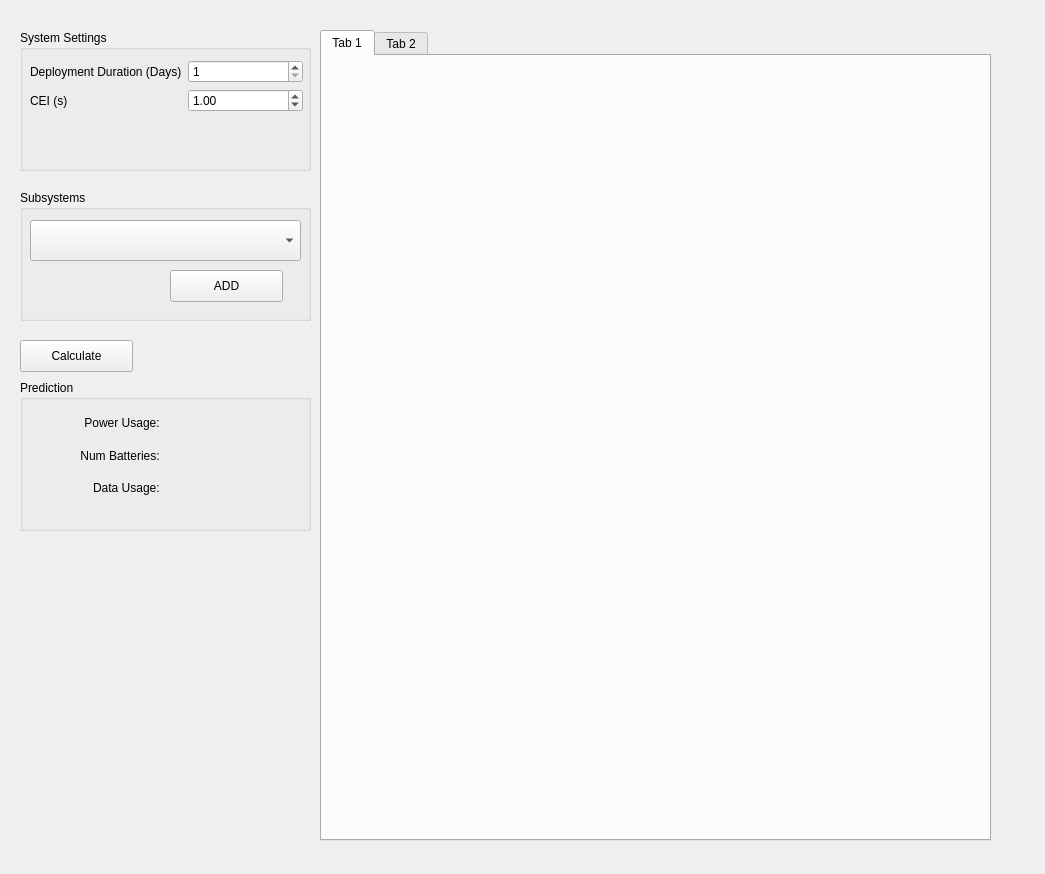
This is Frontend/qt/Predictor/predictor_view.ui in ricorx7/rti_python as Qt 5 draws it before an edit. The edited form follows.
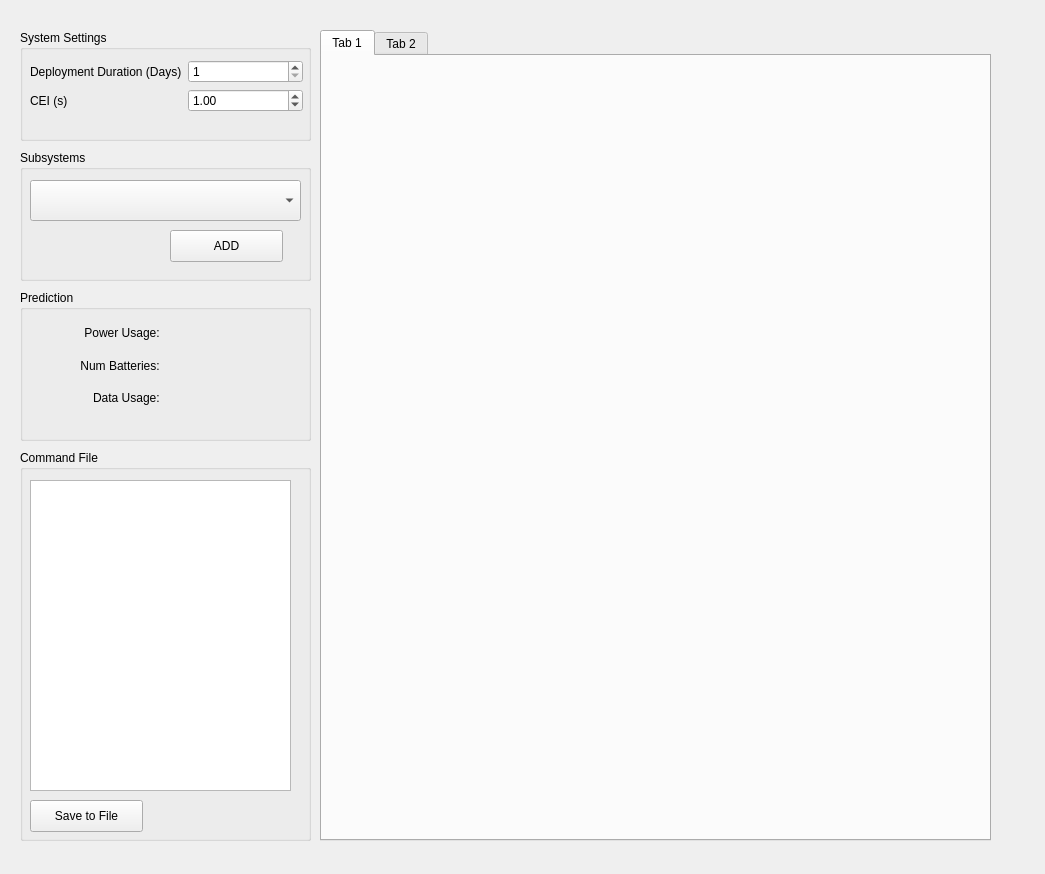
This is the edited form.

Commit message: Finishing predictor GUI

Patch:
```diff
--- a/Frontend/qt/Predictor/predictor_view.ui
+++ b/Frontend/qt/Predictor/predictor_view.ui
@@ -20,7 +20,7 @@
       <x>20</x>
       <y>30</y>
       <width>291</width>
-      <height>141</height>
+      <height>111</height>
      </rect>
     </property>
     <property name="title">
@@ -32,7 +32,7 @@
        <x>10</x>
        <y>30</y>
        <width>273</width>
-       <height>94</height>
+       <height>71</height>
       </rect>
      </property>
      <layout class="QFormLayout" name="formLayout">
@@ -77,7 +77,7 @@
     <property name="geometry">
      <rect>
       <x>20</x>
-      <y>190</y>
+      <y>150</y>
       <width>291</width>
       <height>131</height>
      </rect>
@@ -135,24 +135,11 @@
      </attribute>
     </widget>
    </widget>
-   <widget class="QPushButton" name="calculateButton">
-    <property name="geometry">
-     <rect>
-      <x>20</x>
-      <y>340</y>
-      <width>113</width>
-      <height>32</height>
-     </rect>
-    </property>
-    <property name="text">
-     <string>Calculate</string>
-    </property>
-   </widget>
    <widget class="QGroupBox" name="groupBox_3">
     <property name="geometry">
      <rect>
       <x>20</x>
-      <y>380</y>
+      <y>290</y>
       <width>291</width>
       <height>151</height>
      </rect>
@@ -230,6 +217,42 @@
      </layout>
     </widget>
    </widget>
+   <widget class="QGroupBox" name="groupBox_4">
+    <property name="geometry">
+     <rect>
+      <x>20</x>
+      <y>450</y>
+      <width>291</width>
+      <height>391</height>
+     </rect>
+    </property>
+    <property name="title">
+     <string>Command File</string>
+    </property>
+    <widget class="QTextBrowser" name="commandFileTextBrowser">
+     <property name="geometry">
+      <rect>
+       <x>10</x>
+       <y>30</y>
+       <width>261</width>
+       <height>311</height>
+      </rect>
+     </property>
+    </widget>
+    <widget class="QPushButton" name="saveCommandsButton">
+     <property name="geometry">
+      <rect>
+       <x>10</x>
+       <y>350</y>
+       <width>113</width>
+       <height>32</height>
+      </rect>
+     </property>
+     <property name="text">
+      <string>Save to File</string>
+     </property>
+    </widget>
+   </widget>
   </widget>
  </widget>
  <resources/>
```
The commit also changes 10 other files.
